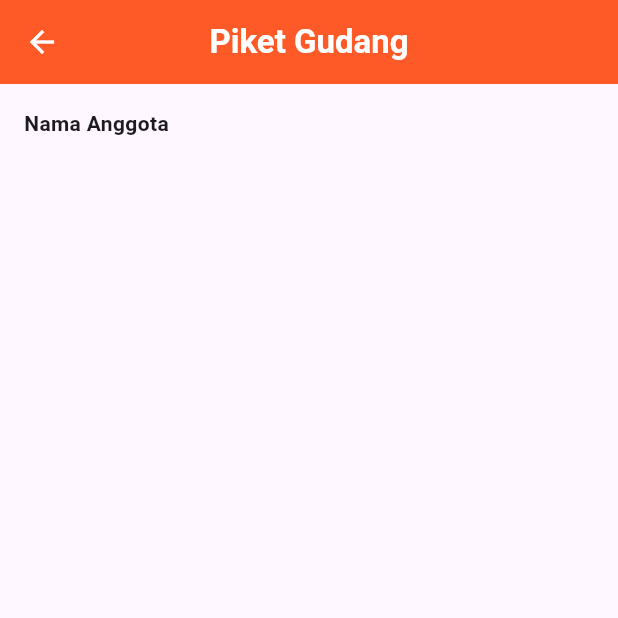
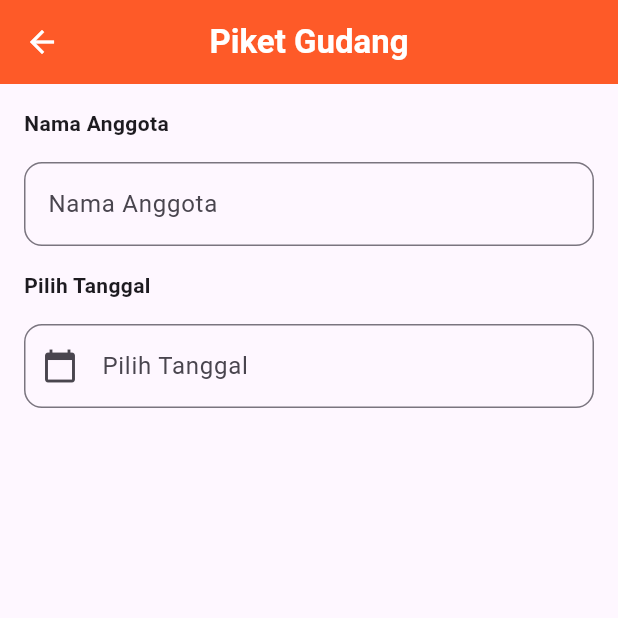
Before and after one commit to IAMHUDA/20220140049_UCP1Flutter, a Flutter app: the PiketPage screen opened directly, on a phone screen of 412 x 824 dp, the top half of it. Run offline on Flutter 3.47's test engine with Material 3 defaults, Android fonts, the phone set to English and light mode, and no system bars.

Commit message:
add form nama anggota & tanggal

```diff
--- a/lib/piket_page.dart
+++ b/lib/piket_page.dart
@@ -94,6 +94,55 @@ class _PiketPageState extends State<PiketPage> {
                   style: TextStyle(fontWeight: FontWeight.bold),
                 ),
               ),
+              const SizedBox(height: 16),
+              // Nama Anggota
+              TextFormField(
+                controller: _namaController,
+                decoration:  InputDecoration(
+                  hintText: 'Nama Anggota',
+                  border: OutlineInputBorder(
+                    borderRadius: BorderRadius.circular(12),
+                  ),
+                ),
+                validator: (value) {
+                  if (value == null || value.isEmpty) {
+                    return 'Nama tidak boleh kosong';
+                  }
+                  return null;
+                },
+              ),
+              const SizedBox(height: 16),
+
+              Align(
+                alignment: Alignment.centerLeft,
+                child: Text(
+                  "Pilih Tanggal",
+                  style: TextStyle(fontWeight: FontWeight.bold),
+                ),
+              ),
+              const SizedBox(height: 16),
+              // Pilih Tanggal
+              GestureDetector(
+                onTap: _pickDate,
+                child: AbsorbPointer(
+                  child: TextFormField(
+                    controller: _tanggalController,
+                    decoration:  InputDecoration(
+                      hintText: 'Pilih Tanggal',
+                      prefixIcon: Icon(Icons.calendar_today),
+                      border: OutlineInputBorder(
+                              borderRadius: BorderRadius.circular(12),
+                            ),
+                    ),
+                    validator: (value) {
+                      if (value == null || value.isEmpty) {
+                        return 'Tanggal tidak boleh kosong';
+                      }
+                      return null;
+                    },
+                  ),
+                ),
+              ),
           ],
         )
       ),),
```
